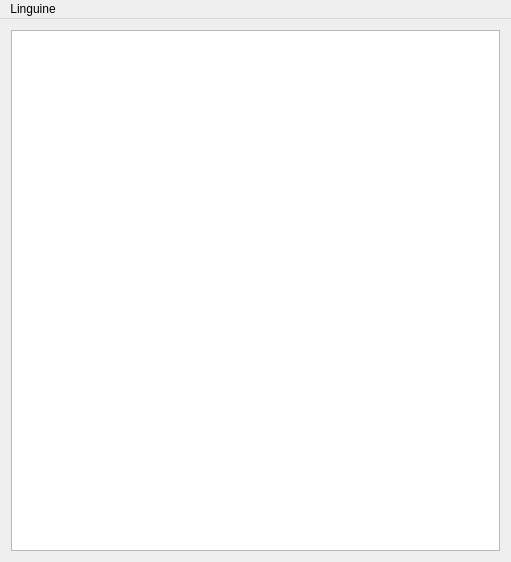
jpietrzak8/Linguine, file mainwindow.ui: the form before one commit.
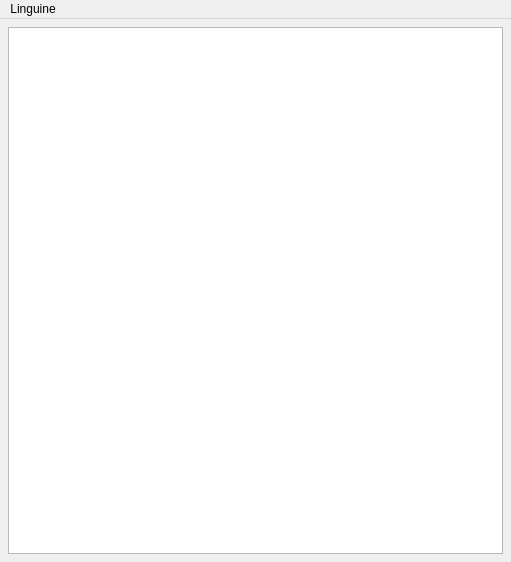
The form after the commit.

What changed in the file:
```diff
--- a/mainwindow.ui
+++ b/mainwindow.ui
@@ -15,6 +15,9 @@
   </property>
   <widget class="QWidget" name="centralWidget">
    <layout class="QVBoxLayout" name="centralVerticalLayout">
+    <property name="margin">
+     <number>8</number>
+    </property>
     <item>
      <widget class="QListWidget" name="mediaListWidget">
       <property name="horizontalScrollBarPolicy">
```
Left out of the diff: 6 changed lines with no effect on the pictures.
